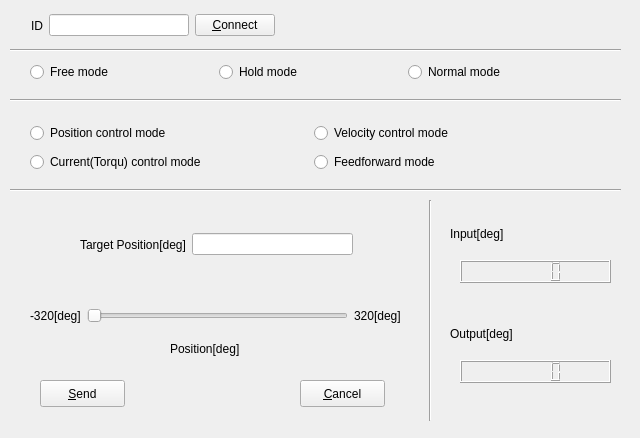
First picture: the form in rqt_b3m_servo/resource/B3mPlugin.ui, repository AriYu/ros-kondo-b3m-driver-beta, before the edit.
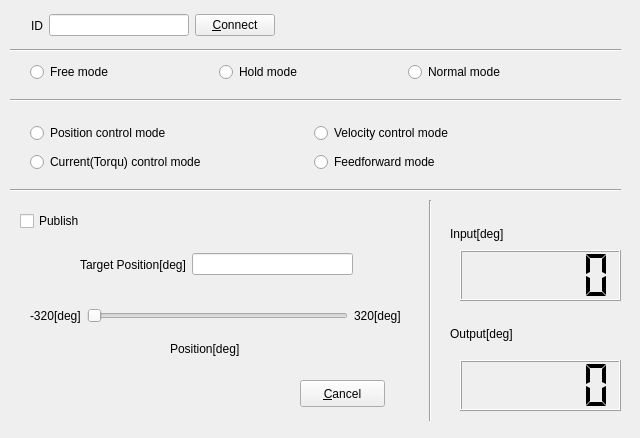
Second picture: the form after the edit.

Commit message: [WIP] update UI and implemention some function

The edit to the form file:
```diff
--- a/rqt_b3m_servo/resource/B3mPlugin.ui
+++ b/rqt_b3m_servo/resource/B3mPlugin.ui
@@ -25,19 +25,6 @@
   <property name="windowTitle">
    <string>Dialog</string>
   </property>
-  <widget class="QPushButton" name="sendButton">
-   <property name="geometry">
-    <rect>
-     <x>40</x>
-     <y>380</y>
-     <width>85</width>
-     <height>27</height>
-    </rect>
-   </property>
-   <property name="text">
-    <string>&amp;Send</string>
-   </property>
-  </widget>
   <widget class="QPushButton" name="cancelButton">
    <property name="geometry">
     <rect>
@@ -56,10 +43,21 @@
     <rect>
      <x>460</x>
      <y>360</y>
-     <width>151</width>
-     <height>23</height>
+     <width>161</width>
+     <height>51</height>
     </rect>
    </property>
+   <property name="font">
+    <font>
+     <pointsize>20</pointsize>
+    </font>
+   </property>
+   <property name="smallDecimalPoint">
+    <bool>true</bool>
+   </property>
+   <property name="segmentStyle">
+    <enum>QLCDNumber::Flat</enum>
+   </property>
   </widget>
   <widget class="QLabel" name="label">
    <property name="geometry">
@@ -273,7 +271,7 @@
    <property name="geometry">
     <rect>
      <x>80</x>
-     <y>230</y>
+     <y>250</y>
      <width>273</width>
      <height>29</height>
     </rect>
@@ -295,11 +293,22 @@
    <property name="geometry">
     <rect>
      <x>460</x>
-     <y>260</y>
-     <width>151</width>
-     <height>23</height>
+     <y>250</y>
+     <width>161</width>
+     <height>51</height>
     </rect>
    </property>
+   <property name="font">
+    <font>
+     <pointsize>20</pointsize>
+    </font>
+   </property>
+   <property name="smallDecimalPoint">
+    <bool>true</bool>
+   </property>
+   <property name="segmentStyle">
+    <enum>QLCDNumber::Flat</enum>
+   </property>
   </widget>
   <widget class="QLabel" name="label_5">
    <property name="geometry">
@@ -327,6 +336,19 @@
     <string>Output[deg]</string>
    </property>
   </widget>
+  <widget class="QCheckBox" name="checkBox">
+   <property name="geometry">
+    <rect>
+     <x>20</x>
+     <y>210</y>
+     <width>97</width>
+     <height>22</height>
+    </rect>
+   </property>
+   <property name="text">
+    <string>Publish</string>
+   </property>
+  </widget>
  </widget>
  <resources/>
  <connections/>
```
The commit also changes 1 other file.
